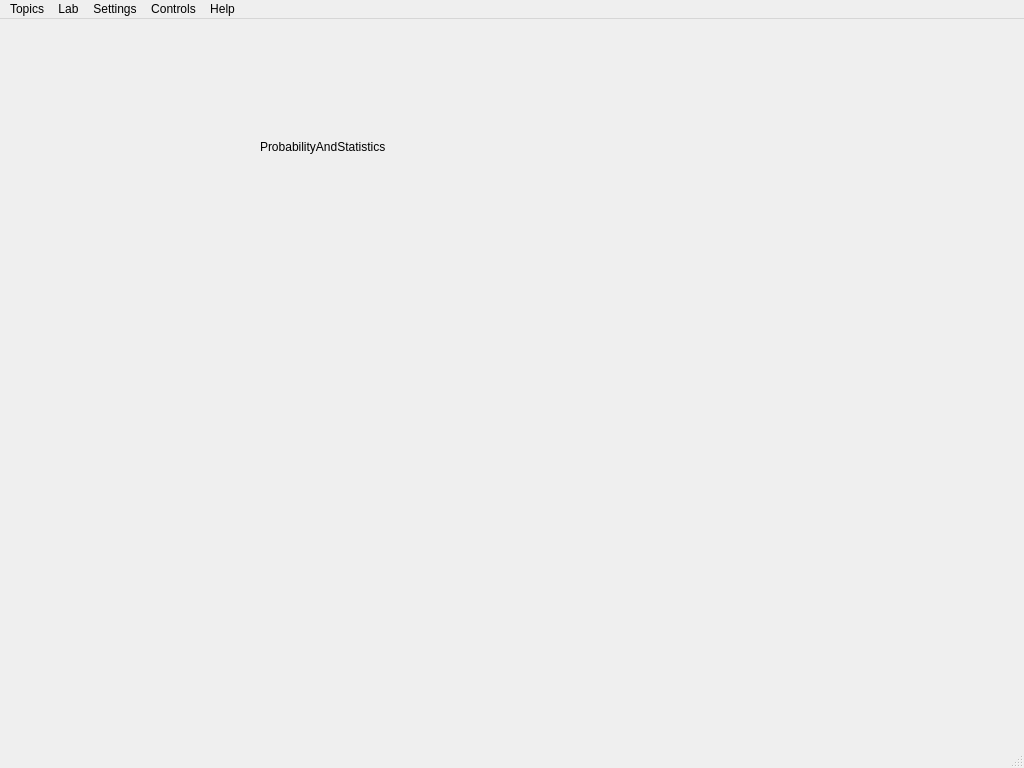
The window that ui.ui (mehrdadeahady/CV_with_ML_and_DL) describes before a commit, drawn with Qt 5.
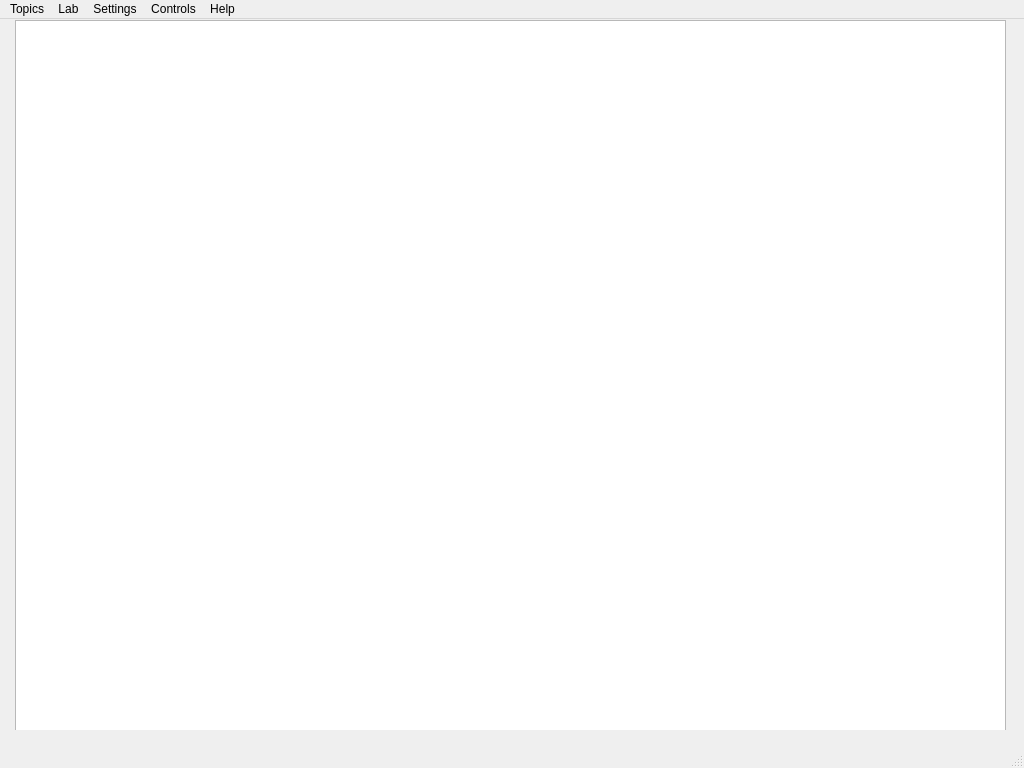
The same window after the commit. The open tabs and pages were chosen to show the change. Icons and pictures are not drawn.

Patch:
```diff
--- a/ui.ui
+++ b/ui.ui
@@ -117,33 +117,15 @@
       </property>
      </widget>
     </widget>
-    <widget class="QWidget" name="page_ProbabilityAndStatistics">
-     <widget class="QLabel" name="label_2">
+    <widget class="QWidget" name="page_AboutAuthorDeveloper">
+     <widget class="QTextBrowser" name="text_AboutAuthorDeveloper">
       <property name="geometry">
        <rect>
-        <x>250</x>
-        <y>120</y>
-        <width>261</width>
-        <height>16</height>
+        <x>5</x>
+        <y>1</y>
+        <width>991</width>
+        <height>711</height>
        </rect>
-      </property>
-      <property name="text">
-       <string>ProbabilityAndStatistics</string>
-      </property>
-     </widget>
-    </widget>
-    <widget class="QWidget" name="page_LinearAlgebraAndCalculus">
-     <widget class="QLabel" name="label">
-      <property name="geometry">
-       <rect>
-        <x>160</x>
-        <y>60</y>
-        <width>381</width>
-        <height>16</height>
-       </rect>
-      </property>
-      <property name="text">
-       <string>LinearAlgebraAndCalculus</string>
       </property>
      </widget>
     </widget>
```
Left out of the diff: 88 changed lines with no effect on the pictures.
